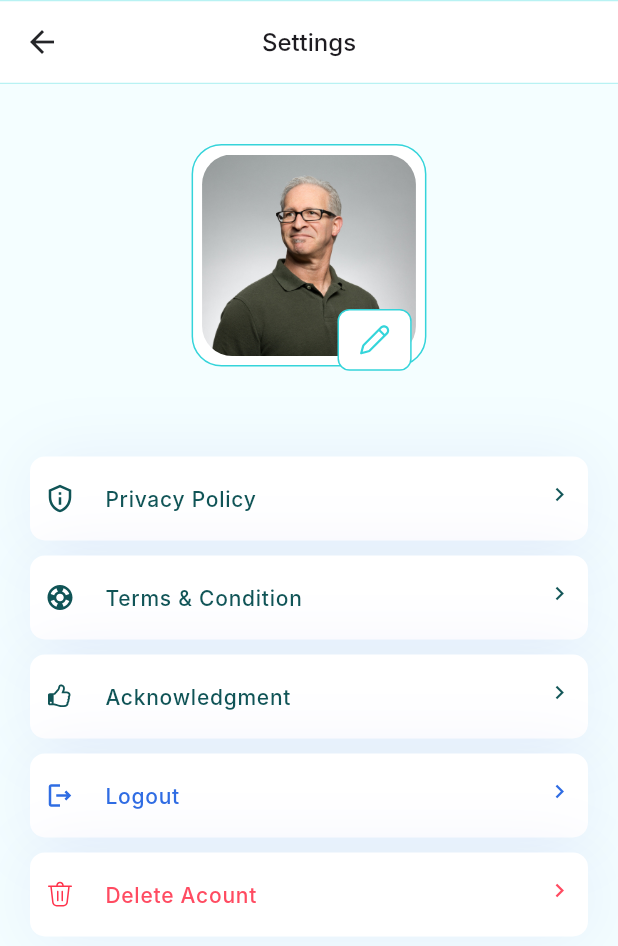
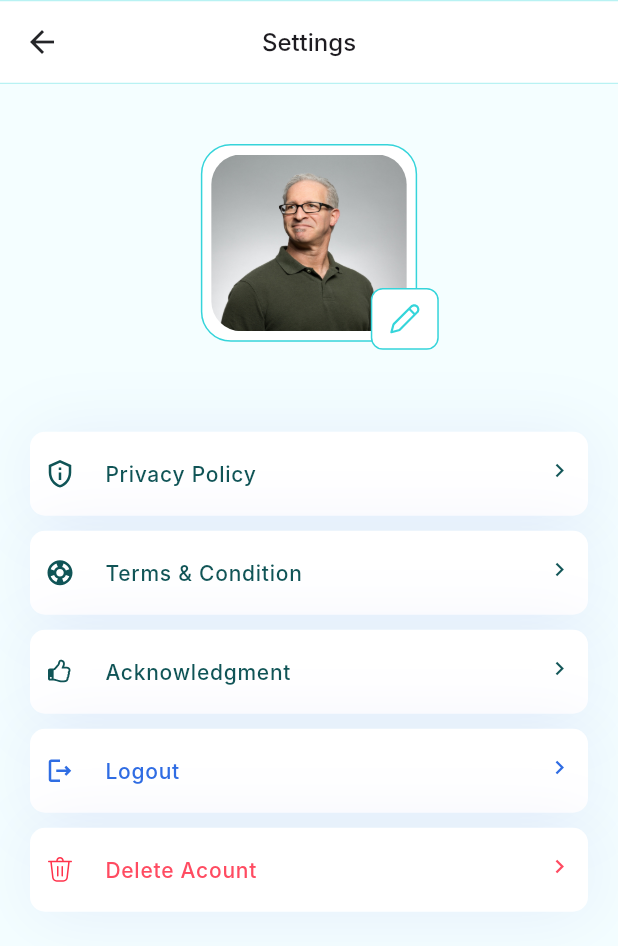
Before and after one commit to Olivi-tech/rentfix, a Flutter app: the SettingsScreen screen opened by its route, on a phone screen of 412 x 824 dp. Shown: the top 946 px of the screen. Run offline on Flutter 3.47's test engine with Material 3 defaults, Android fonts, the phone set to English and light mode, and no system bars; our stand-ins replace device_preview, flutter_svg, pinput, syncfusion_flutter_datepicker; Roboto replaces fonts that are missing (Inter).

Commit message:
Fix Errors

```diff
--- a/lib/screens/profile_screen.dart
+++ b/lib/screens/profile_screen.dart
@@ -312,8 +312,8 @@ class ProfileScreen extends StatelessWidget {
             ),
           ),
           Positioned(
-            top: 113,
-            left: 215,
+            top: mq.height * 0.15,
+            left: mq.width * 0.61,
             child: CustomContainer(
               width: mq.width * 0.11,
               height: mq.height * 0.05,
--- a/lib/screens/settings_screen.dart
+++ b/lib/screens/settings_screen.dart
@@ -23,8 +23,8 @@ class SettingsScreen extends StatelessWidget {
                 height: 40,
               ),
               CustomContainer(
-                width: mq.width * 0.38,
-                height: mq.height * 0.18,
+                width: mq.width * 0.35,
+                height: mq.height * 0.16,
                 shapeDecoration: BoxDecoration(
                   color: AppColors.white,
                   borderRadius: BorderRadius.circular(20),
@@ -163,10 +163,10 @@ class SettingsScreen extends StatelessWidget {
           ),
         ),
         Positioned(
-          top: 150,
-          left: 225,
+          top: mq.height * 0.165,
+          left: mq.width * 0.6,
           child: CustomContainer(
-            width: mq.width * 0.12,
+            width: mq.width * 0.11,
             height: mq.height * 0.05,
             shapeDecoration: BoxDecoration(
               color: AppColors.white,
```
